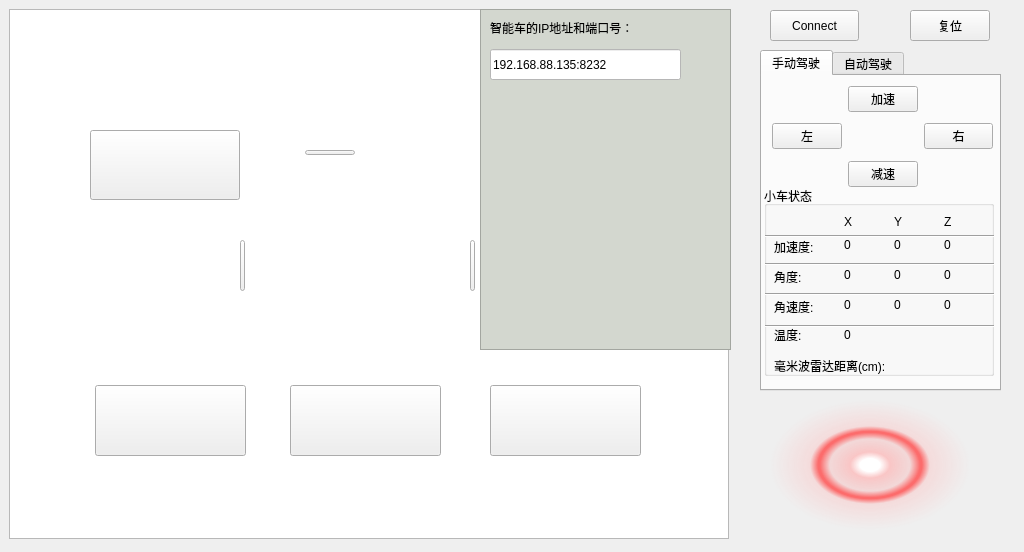
qq936859639/test2, file AICarDemo/aicardemo.ui: the form before one commit.
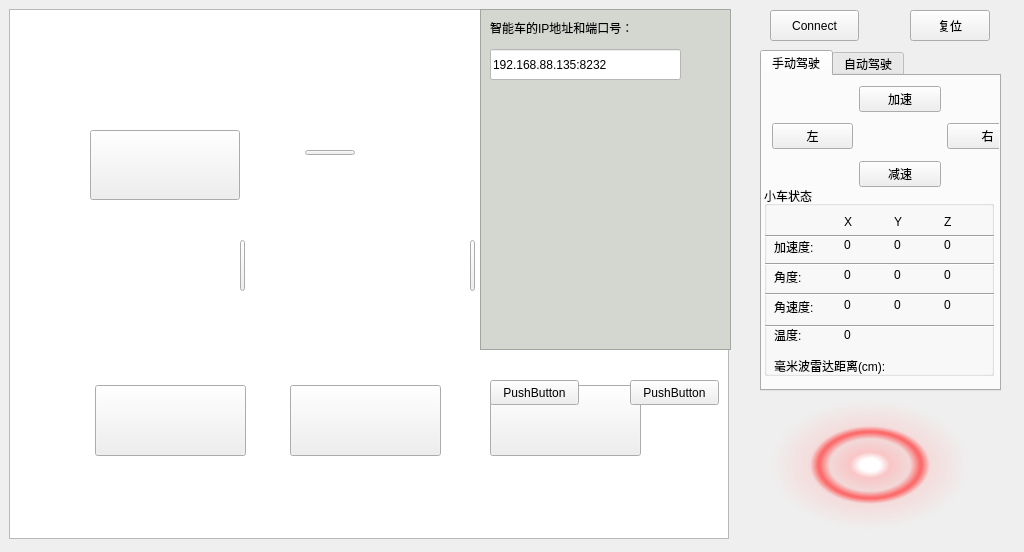
The form after the commit. The open tabs and pages were chosen to show the change. Icons and pictures are not drawn.

Patch:
```diff
--- a/AICarDemo/aicardemo.ui
+++ b/AICarDemo/aicardemo.ui
@@ -128,7 +128,7 @@
       <rect>
        <x>10</x>
        <y>10</y>
-       <width>221</width>
+       <width>256</width>
        <height>101</height>
       </rect>
      </property>
@@ -1037,6 +1037,32 @@
     <string/>
    </property>
   </widget>
+  <widget class="QPushButton" name="rplidar_data">
+   <property name="geometry">
+    <rect>
+     <x>630</x>
+     <y>380</y>
+     <width>89</width>
+     <height>25</height>
+    </rect>
+   </property>
+   <property name="text">
+    <string>PushButton</string>
+   </property>
+  </widget>
+  <widget class="QPushButton" name="rplidar">
+   <property name="geometry">
+    <rect>
+     <x>490</x>
+     <y>380</y>
+     <width>89</width>
+     <height>25</height>
+    </rect>
+   </property>
+   <property name="text">
+    <string>PushButton</string>
+   </property>
+  </widget>
   <zorder>graphicsView</zorder>
   <zorder>school</zorder>
   <zorder>connect</zorder>
@@ -1056,6 +1082,8 @@
   <zorder>car_pole_2</zorder>
   <zorder>passengers</zorder>
   <zorder>frame</zorder>
+  <zorder>rplidar_data</zorder>
+  <zorder>rplidar</zorder>
  </widget>
  <resources/>
  <connections/>
```
